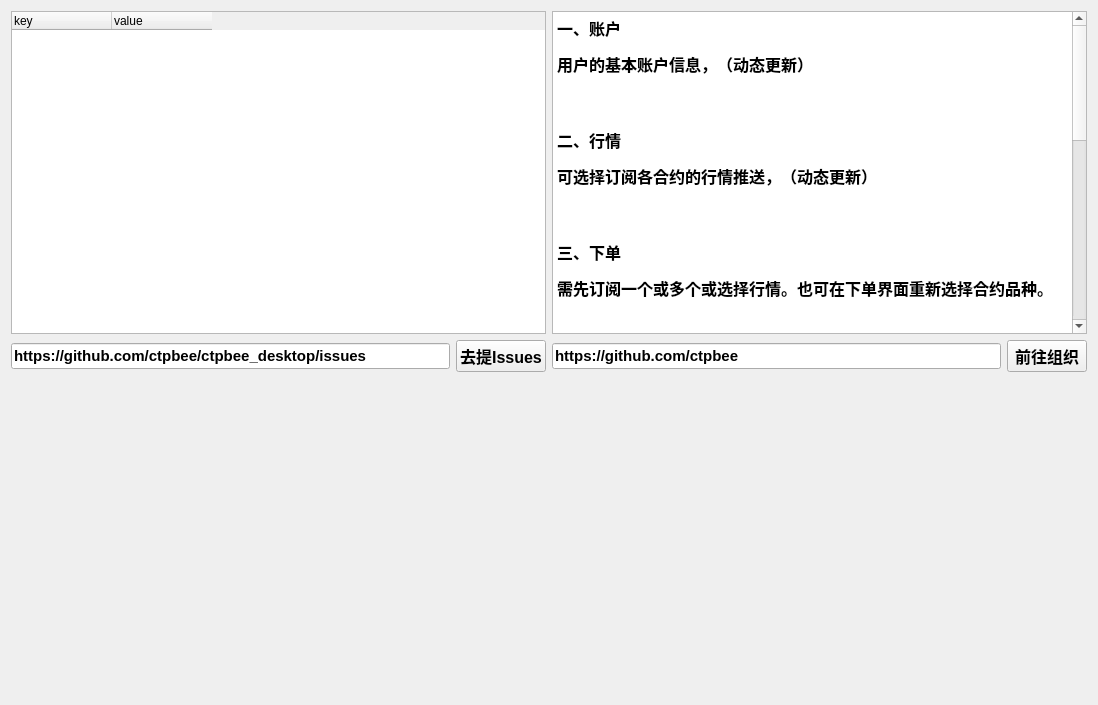
First picture: the form in app/ui/home.ui, repository ctpbee/ctpbee_desktop, before the edit.
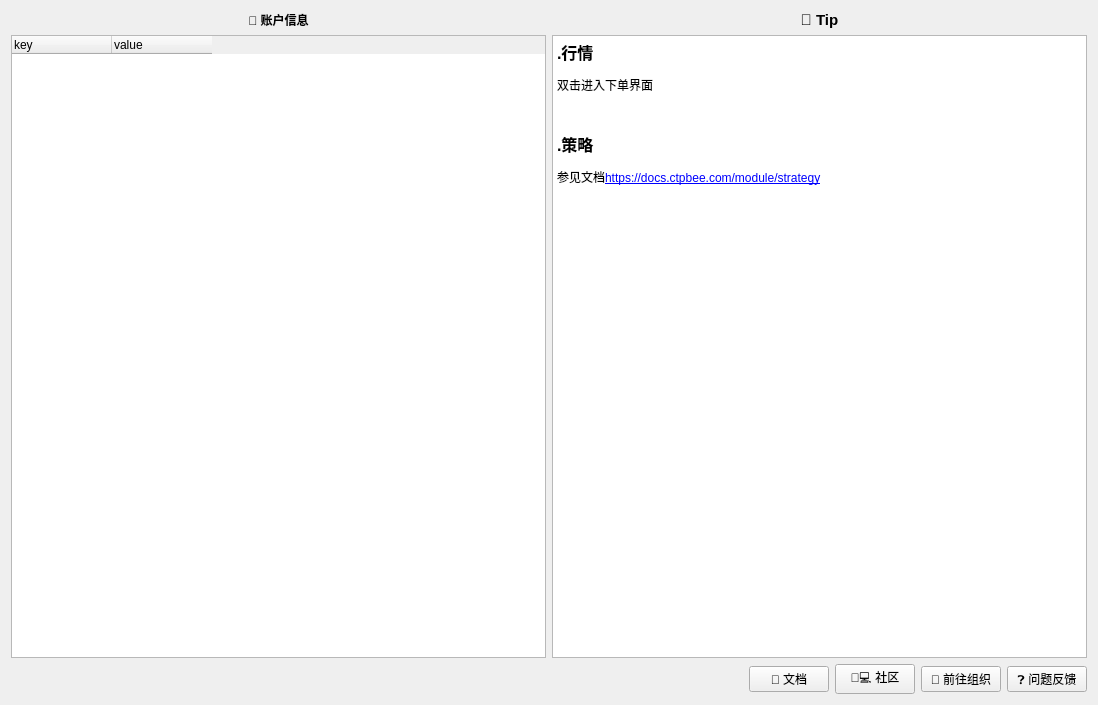
Second picture: the form after the edit. Icons and pictures are not drawn.

The edit to the form file:
```diff
--- a/app/ui/home.ui
+++ b/app/ui/home.ui
@@ -18,7 +18,68 @@
     <normaloff>:/menu/images/bee_temp_grey.png</normaloff>:/menu/images/bee_temp_grey.png</iconset>
   </property>
   <layout class="QGridLayout" name="gridLayout_2">
-   <item row="0" column="3">
+   <item row="2" column="6">
+    <layout class="QHBoxLayout" name="horizontalLayout" stretch="9,0,0,0,1">
+     <item>
+      <spacer name="horizontalSpacer">
+       <property name="orientation">
+        <enum>Qt::Horizontal</enum>
+       </property>
+       <property name="sizeHint" stdset="0">
+        <size>
+         <width>40</width>
+         <height>20</height>
+        </size>
+       </property>
+      </spacer>
+     </item>
+     <item>
+      <widget class="QPushButton" name="doc_btn">
+       <property name="text">
+        <string>📖 文档</string>
+       </property>
+      </widget>
+     </item>
+     <item>
+      <widget class="QPushButton" name="community_btn">
+       <property name="text">
+        <string>👨‍💻 社区</string>
+       </property>
+      </widget>
+     </item>
+     <item>
+      <widget class="QPushButton" name="beebtn">
+       <property name="font">
+        <font>
+         <family>Arial</family>
+         <pointsize>9</pointsize>
+         <weight>50</weight>
+         <bold>false</bold>
+        </font>
+       </property>
+       <property name="text">
+        <string>👣 前往组织</string>
+       </property>
+      </widget>
+     </item>
+     <item>
+      <widget class="QPushButton" name="issues_btn">
+       <property name="font">
+        <font>
+         <family>Arial</family>
+         <pointsize>9</pointsize>
+         <weight>50</weight>
+         <bold>false</bold>
+        </font>
+       </property>
+       <property name="text">
+        <string>❓ 问题反馈</string>
+       </property>
+      </widget>
+     </item>
+    </layout>
+   </item>
+   <item row="1" column="6">
     <widget class="QTextEdit" name="textEdit">
      <property name="readOnly">
       <bool>true</bool>
@@ -28,105 +89,37 @@
 &lt;html&gt;&lt;head&gt;&lt;meta name=&quot;qrichtext&quot; content=&quot;1&quot; /&gt;&lt;style type=&quot;text/css&quot;&gt;
 p, li { white-space: pre-wrap; }
 &lt;/style&gt;&lt;/head&gt;&lt;body style=&quot; font-family:'SimSun'; font-size:9pt; font-weight:400; font-style:normal;&quot;&gt;
-&lt;p style=&quot; margin-top:12px; margin-bottom:12px; margin-left:0px; margin-right:0px; -qt-block-indent:0; text-indent:0px;&quot;&gt;&lt;span style=&quot; font-family:'SimSun'; font-size:12pt; font-weight:600;&quot;&gt;一、账户&lt;/span&gt;&lt;/p&gt;
-&lt;p style=&quot; margin-top:12px; margin-bottom:12px; margin-left:0px; margin-right:0px; -qt-block-indent:0; text-indent:0px;&quot;&gt;&lt;span style=&quot; font-family:'SimSun'; font-size:12pt; font-weight:600;&quot;&gt;用户的基本账户信息，（动态更新）&lt;/span&gt;&lt;/p&gt;
+&lt;p style=&quot; margin-top:12px; margin-bottom:12px; margin-left:0px; margin-right:0px; -qt-block-indent:0; text-indent:0px;&quot;&gt;&lt;span style=&quot; font-family:'SimSun'; font-size:12pt; font-weight:600;&quot;&gt;.行情&lt;/span&gt;&lt;/p&gt;
+&lt;p style=&quot; margin-top:12px; margin-bottom:12px; margin-left:0px; margin-right:0px; -qt-block-indent:0; text-indent:0px;&quot;&gt;&lt;span style=&quot; font-family:'SimSun';&quot;&gt;双击进入下单界面&lt;/span&gt;&lt;/p&gt;
+&lt;p style=&quot;-qt-paragraph-type:empty; margin-top:12px; margin-bottom:12px; margin-left:0px; margin-right:0px; -qt-block-indent:0; text-indent:0px; font-family:'SimSun';&quot;&gt;&lt;br /&gt;&lt;/p&gt;
+&lt;p style=&quot; margin-top:12px; margin-bottom:12px; margin-left:0px; margin-right:0px; -qt-block-indent:0; text-indent:0px;&quot;&gt;&lt;span style=&quot; font-family:'SimSun'; font-size:12pt; font-weight:600;&quot;&gt;.策略&lt;/span&gt;&lt;/p&gt;
+&lt;p style=&quot; margin-top:12px; margin-bottom:12px; margin-left:0px; margin-right:0px; -qt-block-indent:0; text-indent:0px;&quot;&gt;&lt;span style=&quot; font-family:'SimSun';&quot;&gt;参见文档&lt;/span&gt;&lt;a href=&quot;https://docs.ctpbee.com/module/strategy&quot;&gt;&lt;span style=&quot; font-family:'SimSun'; text-decoration: underline; color:#0000ff;&quot;&gt;https://docs.ctpbee.com/module/strategy&lt;/span&gt;&lt;/a&gt;&lt;/p&gt;
 &lt;p style=&quot; margin-top:12px; margin-bottom:12px; margin-left:0px; margin-right:0px; -qt-block-indent:0; text-indent:0px;&quot;&gt;&lt;span style=&quot; font-family:'SimSun';&quot;&gt;&lt;br /&gt;&lt;/span&gt;&lt;/p&gt;
-&lt;p style=&quot; margin-top:12px; margin-bottom:12px; margin-left:0px; margin-right:0px; -qt-block-indent:0; text-indent:0px;&quot;&gt;&lt;span style=&quot; font-family:'SimSun'; font-size:12pt; font-weight:600;&quot;&gt;二、行情&lt;/span&gt;&lt;/p&gt;
-&lt;p style=&quot; margin-top:12px; margin-bottom:12px; margin-left:0px; margin-right:0px; -qt-block-indent:0; text-indent:0px;&quot;&gt;&lt;span style=&quot; font-family:'SimSun'; font-size:12pt; font-weight:600;&quot;&gt;可选择订阅各合约的行情推送，（动态更新）&lt;/span&gt;&lt;/p&gt;
-&lt;p style=&quot; margin-top:12px; margin-bottom:12px; margin-left:0px; margin-right:0px; -qt-block-indent:0; text-indent:0px;&quot;&gt;&lt;span style=&quot; font-family:'SimSun';&quot;&gt;&lt;br /&gt;&lt;/span&gt;&lt;/p&gt;
-&lt;p style=&quot; margin-top:12px; margin-bottom:12px; margin-left:0px; margin-right:0px; -qt-block-indent:0; text-indent:0px;&quot;&gt;&lt;span style=&quot; font-family:'SimSun'; font-size:12pt; font-weight:600;&quot;&gt;三、下单&lt;/span&gt;&lt;/p&gt;
-&lt;p style=&quot; margin-top:12px; margin-bottom:12px; margin-left:0px; margin-right:0px; -qt-block-indent:0; text-indent:0px;&quot;&gt;&lt;span style=&quot; font-family:'SimSun'; font-size:12pt; font-weight:600;&quot;&gt;需先订阅一个或多个或选择行情。也可在下单界面重新选择合约品种。&lt;/span&gt;&lt;/p&gt;
-&lt;p style=&quot; margin-top:12px; margin-bottom:12px; margin-left:0px; margin-right:0px; -qt-block-indent:0; text-indent:0px;&quot;&gt;&lt;span style=&quot; font-family:'SimSun';&quot;&gt;&lt;br /&gt;&lt;/span&gt;&lt;/p&gt;
-&lt;p style=&quot; margin-top:12px; margin-bottom:12px; margin-left:0px; margin-right:0px; -qt-block-indent:0; text-indent:0px;&quot;&gt;&lt;span style=&quot; font-family:'SimSun'; font-size:12pt; font-weight:600;&quot;&gt;四、策略&lt;/span&gt;&lt;/p&gt;
-&lt;p style=&quot; margin-top:12px; margin-bottom:12px; margin-left:0px; margin-right:0px; -qt-block-indent:0; text-indent:0px;&quot;&gt;&lt;span style=&quot; font-family:'SimSun'; font-size:12pt; font-weight:600;&quot;&gt;可先创建策略模板，（需对ctpbee有一些了解，&lt;/span&gt;&lt;a href=&quot;https://docs.ctpbee.com/&quot;&gt;&lt;span style=&quot; font-family:'SimSun'; text-decoration: underline; color:#0000ff;&quot;&gt;入门文档&lt;/span&gt;&lt;/a&gt;&lt;span style=&quot; font-family:'SimSun'; font-size:12pt; font-weight:600;&quot;&gt;），导入策略模板：策略文件中必须要含有ext变量，同时实例化策略类时，传入的变量作为策略名称。&lt;/span&gt;&lt;/p&gt;
-&lt;p style=&quot; margin-top:12px; margin-bottom:12px; margin-left:0px; margin-right:0px; -qt-block-indent:0; text-indent:0px;&quot;&gt;&lt;span style=&quot; font-family:'SimSun';&quot;&gt;&lt;br /&gt;&lt;/span&gt;&lt;/p&gt;
-&lt;p style=&quot; margin-top:12px; margin-bottom:12px; margin-left:0px; margin-right:0px; -qt-block-indent:0; text-indent:0px;&quot;&gt;&lt;span style=&quot; font-family:'SimSun'; font-size:12pt; font-weight:600;&quot;&gt;五、回测&lt;/span&gt;&lt;/p&gt;
-&lt;p style=&quot; margin-top:12px; margin-bottom:12px; margin-left:0px; margin-right:0px; -qt-block-indent:0; text-indent:0px;&quot;&gt;&lt;span style=&quot; font-family:'SimSun'; font-size:12pt; font-weight:600;&quot;&gt;pass&lt;/span&gt;&lt;/p&gt;
-&lt;p style=&quot; margin-top:12px; margin-bottom:12px; margin-left:0px; margin-right:0px; -qt-block-indent:0; text-indent:0px;&quot;&gt;&lt;span style=&quot; font-family:'SimSun';&quot;&gt;&lt;br /&gt;&lt;/span&gt;&lt;/p&gt;
-&lt;p style=&quot; margin-top:12px; margin-bottom:12px; margin-left:0px; margin-right:0px; -qt-block-indent:0; text-indent:0px;&quot;&gt;&lt;span style=&quot; font-family:'SimSun'; font-size:12pt; font-weight:600;&quot;&gt;六、配置&lt;/span&gt;&lt;/p&gt;
-&lt;p style=&quot; margin-top:12px; margin-bottom:12px; margin-left:0px; margin-right:0px; -qt-block-indent:0; text-indent:0px;&quot;&gt;&lt;span style=&quot; font-family:'SimSun'; font-size:12pt; font-weight:600;&quot;&gt;略&lt;/span&gt;&lt;/p&gt;
-&lt;p style=&quot; margin-top:12px; margin-bottom:12px; margin-left:0px; margin-right:0px; -qt-block-indent:0; text-indent:0px;&quot;&gt;&lt;span style=&quot; font-family:'SimSun';&quot;&gt;&lt;br /&gt;&lt;/span&gt;&lt;/p&gt;
-&lt;p style=&quot; margin-top:12px; margin-bottom:12px; margin-left:0px; margin-right:0px; -qt-block-indent:0; text-indent:0px;&quot;&gt;&lt;span style=&quot; font-family:'SimSun'; font-size:12pt; font-weight:600;&quot;&gt;七、日志&lt;/span&gt;&lt;/p&gt;
-&lt;p style=&quot; margin-top:12px; margin-bottom:12px; margin-left:0px; margin-right:0px; -qt-block-indent:0; text-indent:0px;&quot;&gt;&lt;span style=&quot; font-family:'SimSun'; font-size:12pt; font-weight:600;&quot;&gt;包含下单、策略等的日志&lt;/span&gt;&lt;/p&gt;
 &lt;p style=&quot; margin-top:12px; margin-bottom:12px; margin-left:0px; margin-right:0px; -qt-block-indent:0; text-indent:0px;&quot;&gt;&lt;span style=&quot; font-family:'SimSun';&quot;&gt;&lt;br /&gt;&lt;/span&gt;&lt;/p&gt;&lt;/body&gt;&lt;/html&gt;</string>
      </property>
     </widget>
    </item>
-   <item row="1" column="3">
-    <layout class="QHBoxLayout" name="horizontalLayout">
-     <item>
-      <widget class="QLineEdit" name="ctpbeeurl">
-       <property name="font">
-        <font>
-         <family>Arial</family>
-         <pointsize>11</pointsize>
-         <weight>75</weight>
-         <bold>true</bold>
-        </font>
-       </property>
-       <property name="text">
-        <string>https://github.com/ctpbee</string>
-       </property>
-       <property name="readOnly">
-        <bool>true</bool>
-       </property>
-      </widget>
-     </item>
-     <item>
-      <widget class="QPushButton" name="beebtn">
-       <property name="font">
-        <font>
-         <family>Arial</family>
-         <pointsize>12</pointsize>
-         <weight>75</weight>
-         <bold>true</bold>
-        </font>
-       </property>
-       <property name="text">
-        <string>前往组织</string>
-       </property>
-      </widget>
-     </item>
-    </layout>
+   <item row="0" column="6">
+    <widget class="QLabel" name="label">
+     <property name="font">
+      <font>
+       <pointsize>11</pointsize>
+       <weight>75</weight>
+       <bold>true</bold>
+      </font>
+     </property>
+     <property name="text">
+      <string>💡 Tip</string>
+     </property>
+     <property name="alignment">
+      <set>Qt::AlignCenter</set>
+     </property>
+     <property name="margin">
+      <number>0</number>
+     </property>
+    </widget>
    </item>
    <item row="1" column="1">
-    <layout class="QHBoxLayout" name="horizontalLayout_2">
-     <item>
-      <widget class="QLineEdit" name="desktop_url">
-       <property name="font">
-        <font>
-         <family>Arial</family>
-         <pointsize>11</pointsize>
-         <weight>75</weight>
-         <bold>true</bold>
-        </font>
-       </property>
-       <property name="text">
-        <string>https://github.com/ctpbee/ctpbee_desktop/issues</string>
-       </property>
-       <property name="readOnly">
-        <bool>true</bool>
-       </property>
-      </widget>
-     </item>
-     <item>
-      <widget class="QPushButton" name="issues_btn">
-       <property name="font">
-        <font>
-         <family>Arial</family>
-         <pointsize>12</pointsize>
-         <weight>75</weight>
-         <bold>true</bold>
-        </font>
-       </property>
-       <property name="text">
-        <string>去提Issues</string>
-       </property>
-      </widget>
-     </item>
-    </layout>
-   </item>
-   <item row="0" column="1">
     <widget class="QTableWidget" name="tableWidget">
      <property name="minimumSize">
       <size>
@@ -158,18 +151,21 @@
      </column>
     </widget>
    </item>
-   <item row="2" column="1">
-    <spacer name="verticalSpacer">
-     <property name="orientation">
-      <enum>Qt::Vertical</enum>
+   <item row="0" column="1">
+    <widget class="QLabel" name="label_2">
+     <property name="font">
+      <font>
+       <weight>75</weight>
+       <bold>true</bold>
+      </font>
      </property>
-     <property name="sizeHint" stdset="0">
-      <size>
-       <width>20</width>
-       <height>40</height>
-      </size>
+     <property name="text">
+      <string>📜 账户信息</string>
      </property>
-    </spacer>
+     <property name="alignment">
+      <set>Qt::AlignCenter</set>
+     </property>
+    </widget>
    </item>
   </layout>
  </widget>
```
